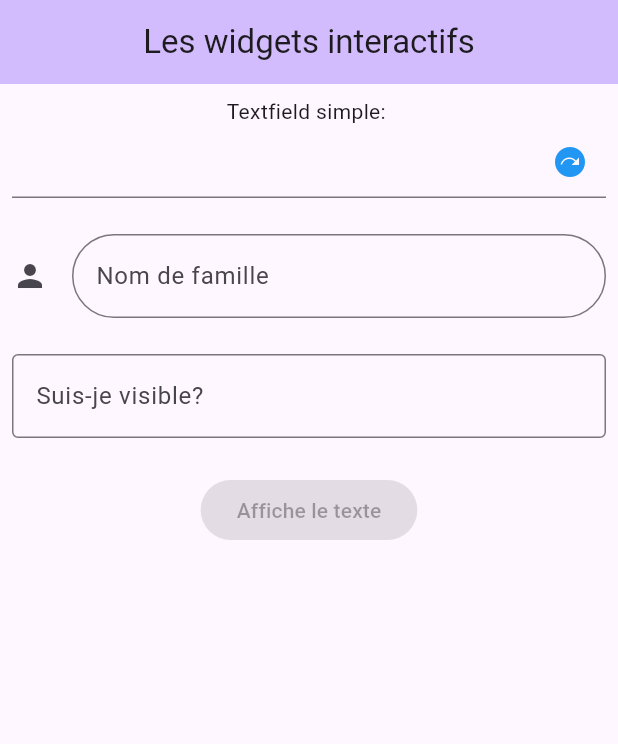
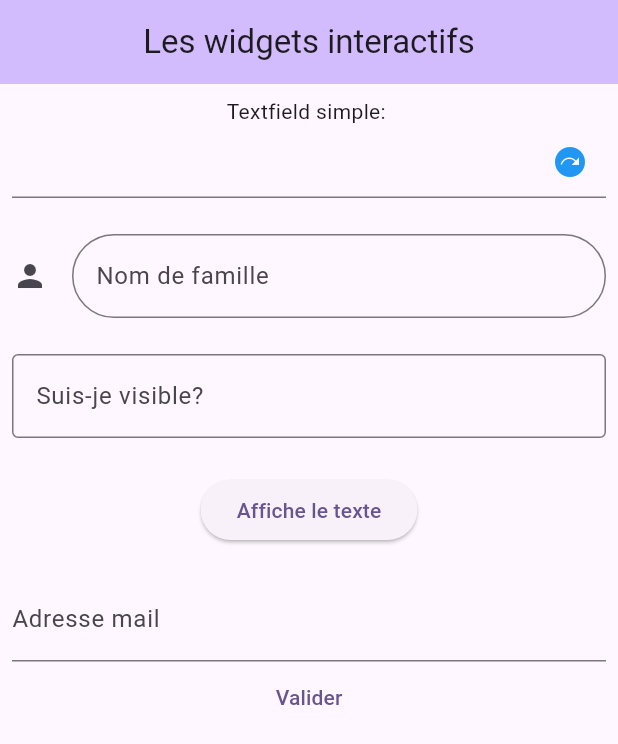
Before and after one commit to Felicitydev/flutter, a Flutter app: the screen it shows after launch, on a phone screen of 412 x 824 dp. Shown: the top 744 px of the screen. Run offline on Flutter 3.47's test engine with Material 3 defaults, Android fonts, the light colour scheme and no system bars; our stand-ins replace sembast, shared_preferences; missing offline and left inert: encrypt.

Commit message:
[IMP] TextFormField

```diff
--- a/interactives_widgets/lib/home_page.dart
+++ b/interactives_widgets/lib/home_page.dart
@@ -12,6 +12,7 @@ class HomePage extends StatefulWidget {
 }
 
 class _HomePageState extends State<HomePage> {
+  final _formKey = GlobalKey<FormState>();
   late TextEditingController _controller;
   String _simple = "";
   final FocusNode _focus = FocusNode();
@@ -38,7 +39,7 @@ class _HomePageState extends State<HomePage> {
 
   @override
   void dispose() {
-    _controller.dispose();
+    _controller.dispose(),
     super.dispose();
   }
 
@@ -104,15 +105,47 @@ class _HomePageState extends State<HomePage> {
                     ),
                   ),
                   const SizedBox(height: 24),
-                  ElevatedButton(
-                      onPressed: (
-                          setState(() {
-                            unFocusMethod2();
-                          });
+                      ElevatedButton(
+                          onPressed: () {
+                            setState(() {
+                              unFocusMethod2();
+                            });
+                          },
+                          child: const Text("Affiche le texte")
                       ),
-                      child: const Text("Affiche le texte")
-                  ),
-                  Text(_controller.text)
+                  Text(_controller.text),
+                  Form(
+                    key: _formKey,
+                      child: Column(
+                        children: [
+                          TextFormField(
+                            validator: (value) {
+                              if (value == null || value.isEmpty) {
+                                return "L'adresse mail ne peut pas etre vide!!";
+                              } else {
+                                null;
+                              }
+                            },
+                            decoration: const InputDecoration(
+                              hintText: "Entrez votre adresse mail",
+                              label:Text("Adresse mail"),
+                            ),
+                            keyboardType: TextInputType.emailAddress,
+                          ),
+                          TextButton(
+                              onPressed: () {
+                                if (_formKey.currentState!.validate()) {
+                                  unFocusMethod2();
+                                } else {
+                                  print("Nope!!");
+                                }
+                              },
+                              child: const Text("Valider")
+                          )
+                        ],
+                      )
+
+                  )
                 ],
               ),
             ),
```
